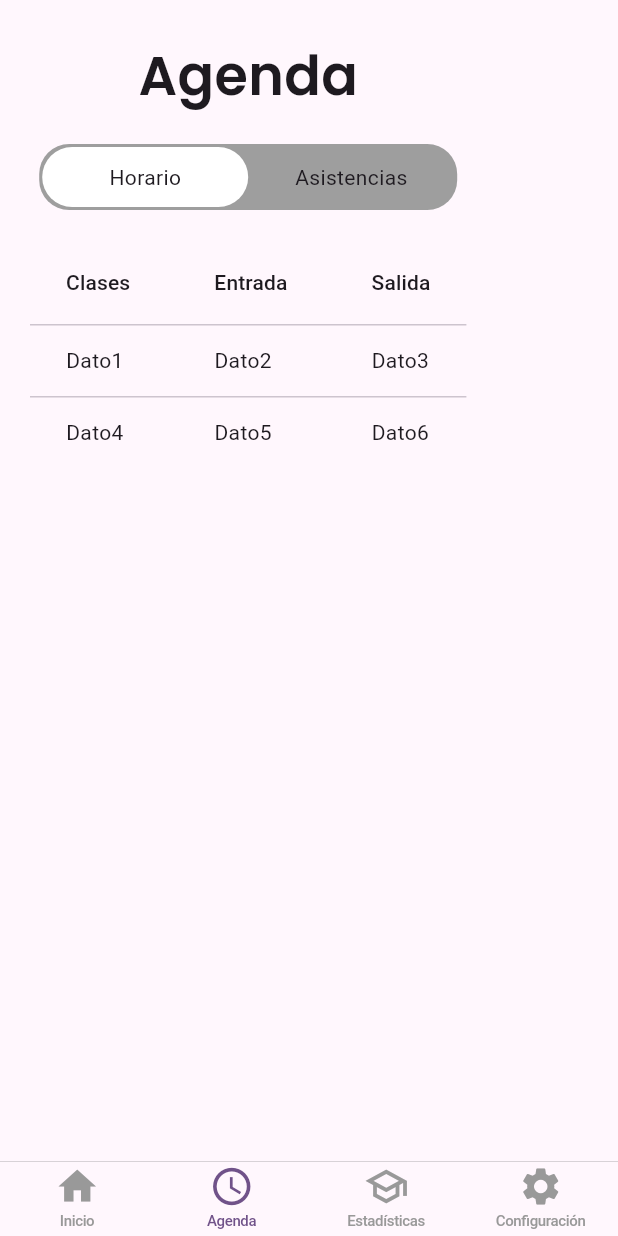
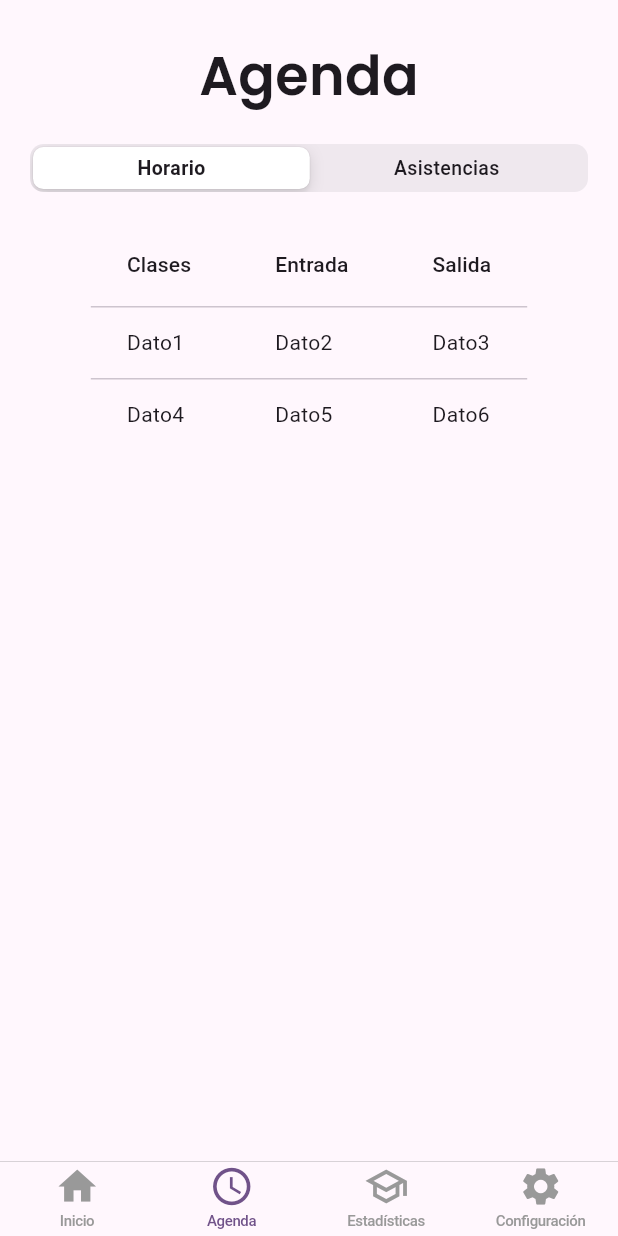
Before and after one commit to RedDragon022/Proyecto_Equipo5_SIC, a Flutter app: the ScheduleScreen screen opened by its route, on a phone screen of 412 x 824 dp. Run offline on Flutter 3.47's test engine with Material 3 defaults, Android fonts, the phone set to English and light mode, and no system bars; drawn by our look-alikes of custom_sliding_segmented_control; our stand-ins replace go_router, google_fonts, table_calendar.

Commit message:
refactor agenda view

```diff
--- a/lib/presentation/views/schedule/attendance_view.dart
+++ b/lib/presentation/views/schedule/attendance_view.dart
@@ -14,6 +14,7 @@ class AttendanceView extends StatelessWidget {
     return SingleChildScrollView(
       scrollDirection: Axis.vertical,
       child: DataTable(
+
         columns: const [
           DataColumn(label: Text('Clases')),
           DataColumn(label: Text('Entrada')),
--- a/lib/presentation/views/schedule/user/user_schedule_view.dart
+++ b/lib/presentation/views/schedule/user/user_schedule_view.dart
@@ -1,6 +1,7 @@
-import 'package:custom_sliding_segmented_control/custom_sliding_segmented_control.dart';
+import 'package:flutter/cupertino.dart';
 import 'package:flutter/material.dart';
-import 'package:teachersguard/presentation/views/schedule/attendance_view.dart';
+
+import '../../views.dart';
 
 class UserScheduleView extends StatelessWidget {
   const UserScheduleView({super.key});
@@ -8,6 +9,7 @@ class UserScheduleView extends StatelessWidget {
   @override
   Widget build(BuildContext context) {
     return Column(
+      crossAxisAlignment: CrossAxisAlignment.center,
       children: [
         const _CustomSlidingSegmentedControl(),
         const SizedBox(height: 20),
@@ -42,25 +44,19 @@ class _CustomSlidingSegmentedControlState
 
   @override
   Widget build(BuildContext context) {
-    final deviceWidth = MediaQuery.of(context).size.width;
 
-    final decoration = BoxDecoration(
-      borderRadius: BorderRadius.circular(20),
-      color: Colors.grey
-    );
-
-    return CustomSlidingSegmentedControl(
-      fixedWidth: deviceWidth / 3,
-      decoration: decoration,
-      thumbDecoration: decoration.copyWith(color: Colors.white),
+    return SizedBox(
+      width: double.infinity,
+      child: CupertinoSlidingSegmentedControl(
         children: const {0: Text('Horario'), 1: Text('Asistencias')},
-      initialValue: _sliding,
+        groupValue: _sliding,
         onValueChanged: (index) {
           setState(() {
             _sliding = index;
             getCurrentView(_sliding);
           });
         },
+      ),
     );
   }
 }
--- a/pubspec.yaml
+++ b/pubspec.yaml
@@ -8,7 +8,6 @@ environment:
 
 dependencies:
   cupertino_icons: ^1.0.6
-  custom_sliding_segmented_control: ^1.8.1
   flutter:
     sdk: flutter
   flutter_riverpod: ^2.4.9
```
Also changed, not shown: pubspec.lock. Lines whose indentation alone changed are shown as unchanged.
